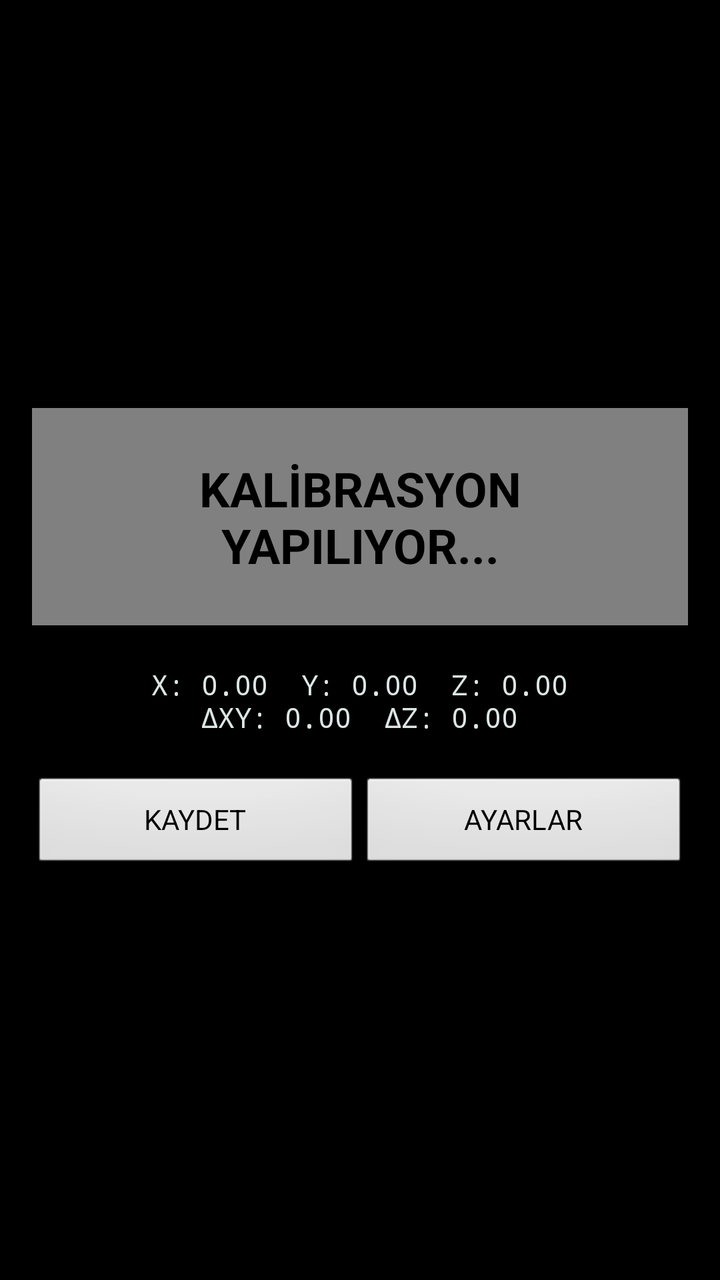
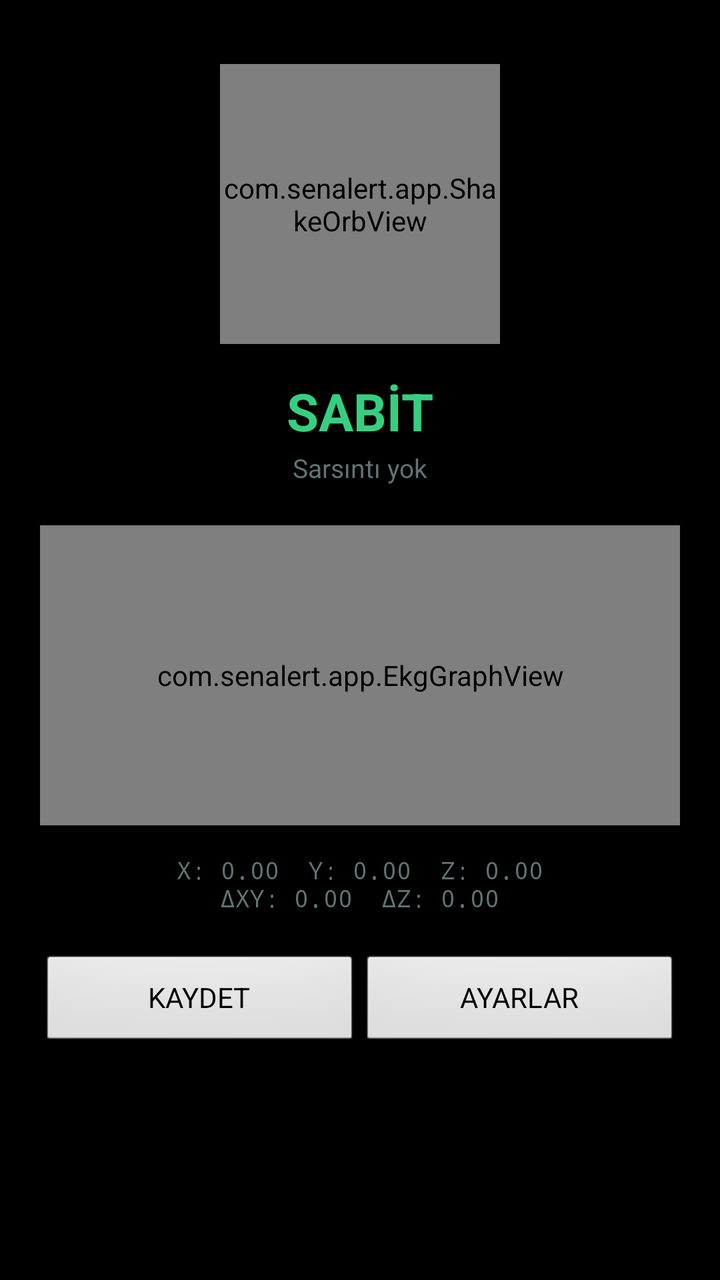

Two renders of the same Android screen: before a commit and after it. Below are the layout's source before the change and the commit's diff.
<!-- AndroidManifest.xml: application theme android:Theme.Black.NoTitleBar -->
<!-- res/layout/activity_main.xml -->
<?xml version="1.0" encoding="utf-8"?>
<LinearLayout xmlns:android="http://schemas.android.com/apk/res/android"
    android:id="@+id/rootLayout"
    android:layout_width="match_parent"
    android:layout_height="match_parent"
    android:orientation="vertical"
    android:gravity="center"
    android:background="#05070707"
    android:padding="16dp">

    <TextView
        android:id="@+id/alertBar"
        android:layout_width="match_parent"
        android:layout_height="wrap_content"
        android:padding="24dp"
        android:gravity="center"
        android:text="KALİBRASYON YAPILIYOR..."
        android:textColor="#000000"
        android:textSize="24sp"
        android:textStyle="bold"
        android:background="#808080"/>

    <TextView
        android:id="@+id/sensorText"
        android:layout_width="wrap_content"
        android:layout_height="wrap_content"
        android:layout_marginTop="20dp"
        android:text="X: 0.00  Y: 0.00  Z: 0.00\nΔXY: 0.00  ΔZ: 0.00"
        android:textColor="#DCE7E5"
        android:textSize="14sp"
        android:fontFamily="monospace"
        android:gravity="center"/>

    <Button
        android:id="@+id/btnRecalibrate"
        android:layout_width="wrap_content"
        android:layout_height="wrap_content"
        android:layout_marginTop="24dp"
        android:text="YENİDEN KALİBRE ET"
        android:visibility="gone"/>

    <LinearLayout
        android:layout_width="match_parent"
        android:layout_height="wrap_content"
        android:orientation="horizontal"
        android:layout_marginTop="20dp">

        <Button
            android:id="@+id/btnCapture"
            android:layout_width="0dp"
            android:layout_height="wrap_content"
            android:layout_weight="1"
            android:text="KAYDET"/>

        <Button
            android:id="@+id/btnSettings"
            android:layout_width="0dp"
            android:layout_height="wrap_content"
            android:layout_weight="1"
            android:text="AYARLAR"/>

    </LinearLayout>

</LinearLayout>
<!-- resources referenced by this layout -->
<resources>

</resources>

<!-- the commit's change to res/layout/activity_main.xml (unified diff, before → after) -->
@@ -1,64 +1,110 @@
 <?xml version="1.0" encoding="utf-8"?>
-<LinearLayout xmlns:android="http://schemas.android.com/apk/res/android"
+<ScrollView xmlns:android="http://schemas.android.com/apk/res/android"
     android:id="@+id/rootLayout"
     android:layout_width="match_parent"
     android:layout_height="match_parent"
-    android:orientation="vertical"
-    android:gravity="center"
-    android:background="#05070707"
-    android:padding="16dp">
-
-    <TextView
-        android:id="@+id/alertBar"
-        android:layout_width="match_parent"
-        android:layout_height="wrap_content"
-        android:padding="24dp"
-        android:gravity="center"
-        android:text="KALİBRASYON YAPILIYOR..."
-        android:textColor="#000000"
-        android:textSize="24sp"
-        android:textStyle="bold"
-        android:background="#808080"/>
-
-    <TextView
-        android:id="@+id/sensorText"
-        android:layout_width="wrap_content"
-        android:layout_height="wrap_content"
-        android:layout_marginTop="20dp"
-        android:text="X: 0.00  Y: 0.00  Z: 0.00\nΔXY: 0.00  ΔZ: 0.00"
-        android:textColor="#DCE7E5"
-        android:textSize="14sp"
-        android:fontFamily="monospace"
-        android:gravity="center"/>
-
-    <Button
-        android:id="@+id/btnRecalibrate"
-        android:layout_width="wrap_content"
-        android:layout_height="wrap_content"
-        android:layout_marginTop="24dp"
-        android:text="YENİDEN KALİBRE ET"
-        android:visibility="gone"/>
+    android:background="#05070707">
 
     <LinearLayout
         android:layout_width="match_parent"
         android:layout_height="wrap_content"
-        android:orientation="horizontal"
-        android:layout_marginTop="20dp">
+        android:orientation="vertical"
+        android:padding="20dp">
+
+        
+        <com.senalert.app.ShakeOrbView
+            android:id="@+id/orbView"
+            android:layout_width="140dp"
+            android:layout_height="140dp"
+            android:layout_gravity="center_horizontal"
+            android:layout_marginTop="12dp"/>
+
+        <TextView
+            android:id="@+id/stateText"
+            android:layout_width="wrap_content"
+            android:layout_height="wrap_content"
+            android:layout_gravity="center_horizontal"
+            android:layout_marginTop="16dp"
+            android:text="SABİT"
+            android:textColor="#35D07F"
+            android:textSize="26sp"
+            android:textStyle="bold"/>
+
+        <TextView
+            android:id="@+id/subText"
+            android:layout_width="wrap_content"
+            android:layout_height="wrap_content"
+            android:layout_gravity="center_horizontal"
+            android:layout_marginTop="2dp"
+            android:text="Sarsıntı yok"
+            android:textColor="#5E7472"
+            android:textSize="13sp"/>
+
+        
+        <TextView
+            android:id="@+id/alertBar"
+            android:layout_width="match_parent"
+            android:layout_height="wrap_content"
+            android:layout_marginTop="16dp"
+            android:padding="14dp"
+            android:gravity="center"
+            android:visibility="gone"
+            android:textColor="#000000"
+            android:textSize="16sp"
+            android:textStyle="bold"
+            android:background="#808080"/>
+
+        
+        <com.senalert.app.EkgGraphView
+            android:id="@+id/ekgView"
+            android:layout_width="match_parent"
+            android:layout_height="150dp"
+            android:layout_marginTop="20dp"
+            android:background="#0a1112"/>
+
+        
+        <TextView
+            android:id="@+id/sensorText"
+            android:layout_width="wrap_content"
+            android:layout_height="wrap_content"
+            android:layout_gravity="center_horizontal"
+            android:layout_marginTop="14dp"
+            android:text="X: 0.00  Y: 0.00  Z: 0.00\nΔXY: 0.00  ΔZ: 0.00"
+            android:textColor="#5E7472"
+            android:textSize="12sp"
+            android:fontFamily="monospace"
+            android:gravity="center"/>
 
         <Button
-            android:id="@+id/btnCapture"
-            android:layout_width="0dp"
+            android:id="@+id/btnRecalibrate"
+            android:layout_width="wrap_content"
             android:layout_height="wrap_content"
-            android:layout_weight="1"
-            android:text="KAYDET"/>
+            android:layout_gravity="center_horizontal"
+            android:layout_marginTop="16dp"
+            android:text="YENİDEN KALİBRE ET"
+            android:visibility="gone"/>
 
-        <Button
-            android:id="@+id/btnSettings"
-            android:layout_width="0dp"
+        <LinearLayout
+            android:layout_width="match_parent"
             android:layout_height="wrap_content"
-            android:layout_weight="1"
-            android:text="AYARLAR"/>
+            android:orientation="horizontal"
+            android:layout_marginTop="20dp">
+
+            <Button
+                android:id="@+id/btnCapture"
+                android:layout_width="0dp"
+                android:layout_height="wrap_content"
+                android:layout_weight="1"
+                android:text="KAYDET"/>
+
+            <Button
+                android:id="@+id/btnSettings"
+                android:layout_width="0dp"
+                android:layout_height="wrap_content"
+                android:layout_weight="1"
+                android:text="AYARLAR"/>
+
+        </LinearLayout>
 
     </LinearLayout>
-
-</LinearLayout>
+</ScrollView>
